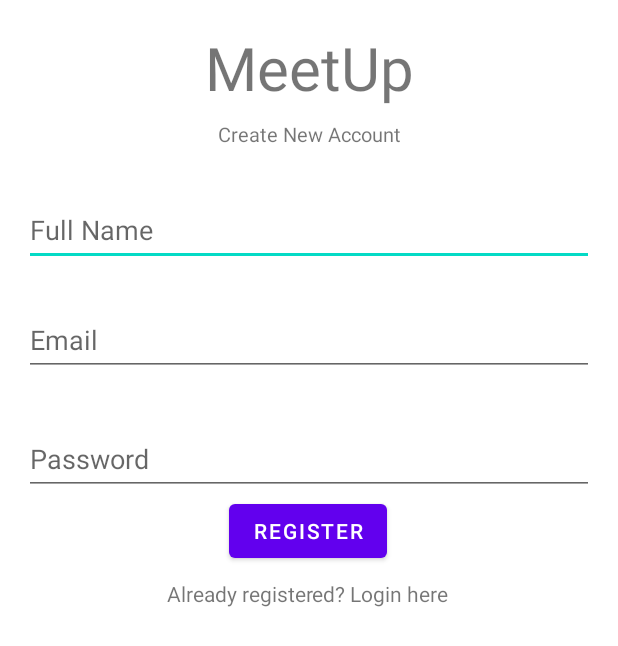
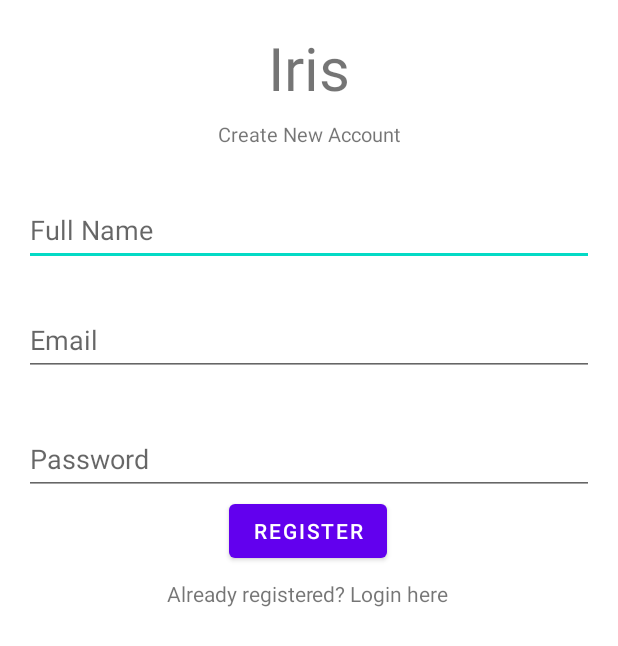
Before and after one commit to Mervap/Iris, an Android app built with Jetpack Compose: the screen it shows after launch (regActivity), on a phone screen of 412 x 824 dp. Shown: the top 646 px of the screen. Run offline under Robolectric (Android 15) with nearby library versions, the phone set to English and light mode, and no system bars; our stand-ins replace Firebase (no records; nobody signed in at launch, a user with empty details on screens opened directly).

Commit message:
Changed the name, logo, runBlocking into CoroutineScope

```diff
--- a/androidApp/src/main/AndroidManifest.xml
+++ b/androidApp/src/main/AndroidManifest.xml
@@ -7,6 +7,8 @@
 
     <application
         android:allowBackup="true"
+        android:label="@string/app_name"
+        android:icon="@mipmap/ic_launcher_round"
         android:supportsRtl="true"
         android:theme="@style/Theme.AndroidMapsCompose">
         <activity
--- a/androidApp/src/main/java/org/startup/project/android/actions/newEvent/NewEvent.kt
+++ b/androidApp/src/main/java/org/startup/project/android/actions/newEvent/NewEvent.kt
@@ -17,6 +17,7 @@ import androidx.compose.ui.Alignment
 import androidx.compose.ui.Modifier
 import androidx.compose.ui.graphics.Color
 import androidx.compose.ui.graphics.vector.ImageVector
+import androidx.compose.ui.input.pointer.PointerEventPass
 import androidx.compose.ui.res.colorResource
 import androidx.compose.ui.text.TextStyle
 import androidx.compose.ui.text.font.FontFamily
@@ -24,6 +25,9 @@ import androidx.compose.ui.text.font.FontWeight
 import androidx.compose.ui.unit.dp
 import androidx.compose.ui.unit.sp
 import com.google.maps.android.compose.CameraPositionState
+import kotlinx.coroutines.CoroutineScope
+import kotlinx.coroutines.Dispatchers.Main
+import kotlinx.coroutines.launch
 import kotlinx.coroutines.runBlocking
 import kotlinx.datetime.LocalDateTime
 import org.startup.project.Event
@@ -159,7 +163,7 @@ private fun AddEventDescription(
             authorUID = "FOjhYBQConceE2iRVRaAlREVIS93"
           )
 
-          runBlocking {
+          CoroutineScope(Main).launch {
             DB.insertEvent(event)
           }
 
--- a/androidApp/src/main/res/layout/activity_log.xml
+++ b/androidApp/src/main/res/layout/activity_log.xml
@@ -10,7 +10,7 @@
         android:id="@+id/textView"
         android:layout_width="wrap_content"
         android:layout_height="wrap_content"
-        android:text="MeetUp"
+        android:text="Iris"
         android:textSize="40sp"
         app:layout_constraintBottom_toBottomOf="parent"
         app:layout_constraintEnd_toEndOf="parent"
--- a/androidApp/src/main/res/layout/activity_menu.xml
+++ b/androidApp/src/main/res/layout/activity_menu.xml
@@ -11,7 +11,7 @@
         android:layout_width="wrap_content"
         android:layout_height="wrap_content"
         android:layout_marginBottom="304dp"
-        android:text="Activity"
+        android:text="Iris"
         android:textSize="40sp"
         app:layout_constraintBaseline_toTopOf="parent"
         app:layout_constraintBottom_toBottomOf="parent"
--- a/androidApp/src/main/res/layout/activity_reg.xml
+++ b/androidApp/src/main/res/layout/activity_reg.xml
@@ -10,7 +10,7 @@
         android:id="@+id/textView"
         android:layout_width="wrap_content"
         android:layout_height="wrap_content"
-        android:text="MeetUp"
+        android:text="Iris"
         android:textSize="40sp"
         app:layout_constraintBottom_toBottomOf="parent"
         app:layout_constraintEnd_toEndOf="parent"
--- a/androidApp/src/main/res/values/strings.xml
+++ b/androidApp/src/main/res/values/strings.xml
@@ -1 +1,3 @@
-<resources></resources>
+<resources>
+    <string name="app_name">Iris</string>
+</resources>
```
